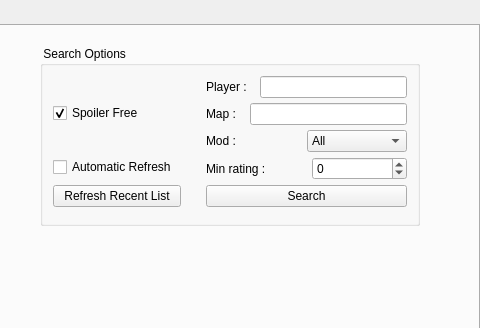
Above: res/replays/replays.ui from FAForever/client before the change; both pictures show x 577 to 1057 and y 0 to 328 of the 1057 by 686 pixel window. Below: the same form after it.
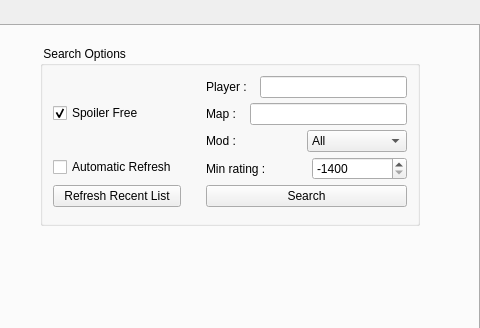
That is the form after the change.

Commit message: Fix issue #762 Show all replays even if negative rating

```diff
--- a/res/replays/replays.ui
+++ b/res/replays/replays.ui
@@ -519,7 +519,7 @@
                <string notr="true"/>
               </property>
               <property name="minimum">
-               <number>-200</number>
+               <number>-1400</number>
               </property>
               <property name="maximum">
                <number>3000</number>
@@ -527,6 +527,9 @@
               <property name="singleStep">
                <number>100</number>
               </property>
+              <property name="value">
+               <number>-1400</number>
+              </property>
              </widget>
             </item>
            </layout>
```
Left out of the diff: 44 changed lines with no effect on the pictures. The commit also changes 2 other files.
